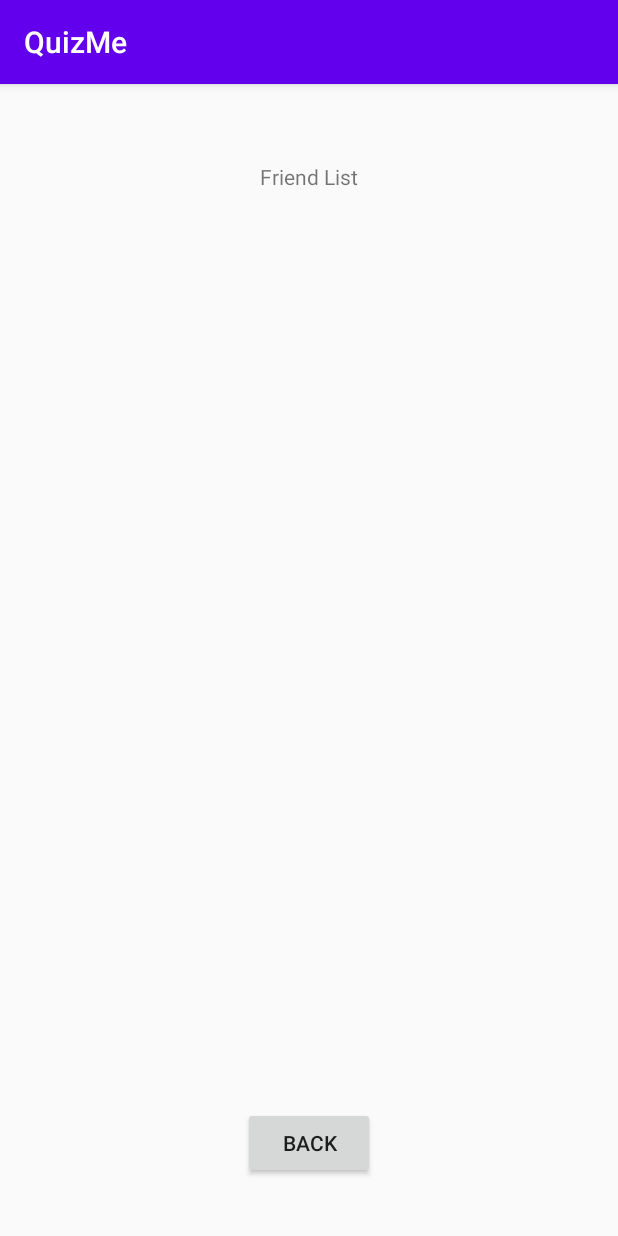
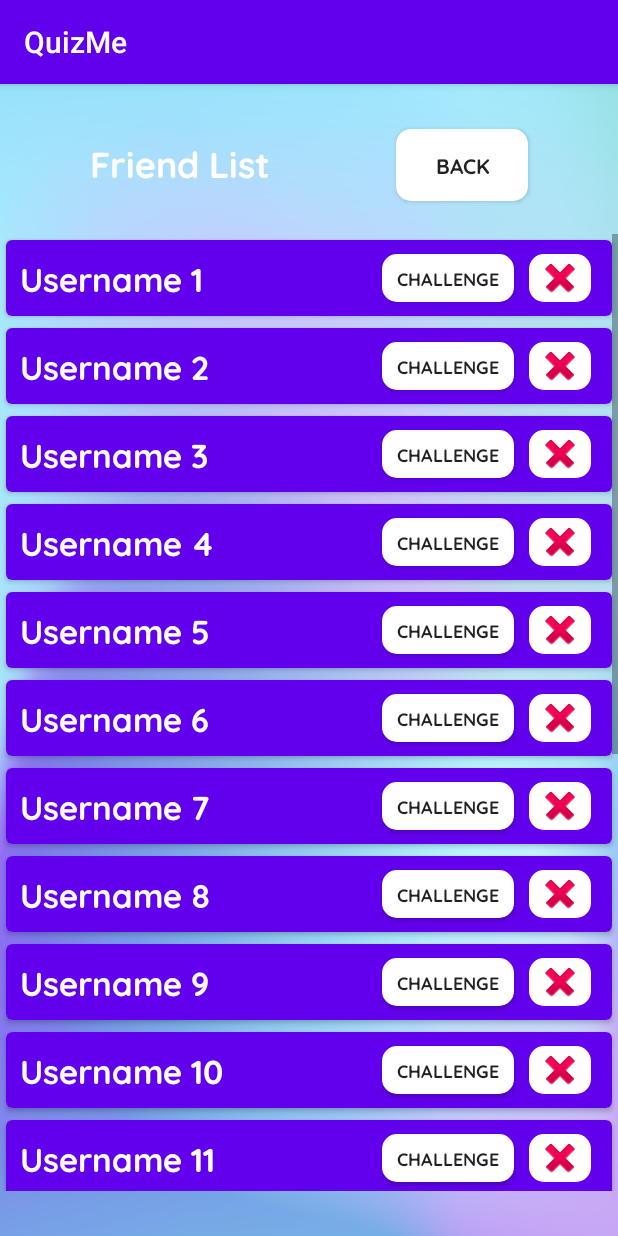
Before and after one commit to agustfridjons/QuizApp, an Android app: the FriendListActivity screen opened directly, with no data from a screen before it, on a phone screen of 412 x 824 dp. Run offline under Robolectric (Android 15) with nearby library versions, the phone set to English and light mode, and no system bars.

Commit message:
friendlist activity komið

```diff
--- /dev/null
+++ b/QuizMe/app/src/main/java/com/example/quizme/ui/Adapters/FriendListAdapter.java
@@ -0,0 +1,100 @@
+package com.example.quizme.ui.Adapters;
+
+import android.app.AlertDialog;
+import android.view.LayoutInflater;
+import android.view.View;
+import android.view.ViewGroup;
+import android.widget.*;
+
+import androidx.annotation.NonNull;
+import androidx.recyclerview.widget.RecyclerView;
+
+import com.example.quizme.R;
+import com.example.quizme.ui.FriendListActivity;
+import com.example.quizme.ui.items.FriendListItem;
+
+import java.util.ArrayList;
+
+// Adapter is used to connect the recycler view layout to the activity
+// A part of this code was found on the web
+public class FriendListAdapter extends RecyclerView.Adapter<FriendListAdapter.FriendListViewHolder> {
+    private ArrayList<FriendListItem> mFriendList;
+    private OnItemClickListener mListener;
+
+    // Used for event listeners evoked on the list
+    public interface OnItemClickListener {
+        void onItemClick(int position, boolean delete);
+    }
+
+    public void setOnItemClickListener(OnItemClickListener listener) {
+        mListener = listener;
+    }
+
+
+    public static class FriendListViewHolder extends RecyclerView.ViewHolder{
+        public ImageView mDeleteButton;
+        public TextView mUserName;
+        public Button mChallengeButton;
+
+        // View for the RecyclerView list
+        public FriendListViewHolder(View itemView, OnItemClickListener listener ){
+            super(itemView);
+            mDeleteButton = (ImageView) itemView.findViewById(R.id.delete);
+            mChallengeButton = (Button) itemView.findViewById(R.id.challenge_button);
+            mUserName = (TextView) itemView.findViewById(R.id.user_textView);
+
+            // If the challenge button is pressed we challenge a friend
+            mChallengeButton.setOnClickListener(new View.OnClickListener() {
+                @Override
+                public void onClick(View v) {
+                    if (listener != null){
+                        int position = getAdapterPosition();
+                        if(position != RecyclerView.NO_POSITION){
+                            listener.onItemClick(position, false);
+                        }
+                    }
+                }
+            });
+
+            // Delete button handler
+            mDeleteButton.setOnClickListener(new View.OnClickListener() {
+                @Override
+                public void onClick(View v) {
+                    if (listener != null){
+                        int position = getAdapterPosition();
+                        if(position != RecyclerView.NO_POSITION){
+                            //Sendi true inn í Activityið ef ýtt var á delete takkann
+                            listener.onItemClick(position, true);
+                        }
+                    }
+                }
+            });
+
+        }
+    }
+
+    // This was found on the web needed for connection between layouts
+    public FriendListAdapter(ArrayList<FriendListItem> friendList) {
+        mFriendList = friendList;
+    }
+
+    @NonNull
+    @Override
+    public FriendListViewHolder onCreateViewHolder(@NonNull ViewGroup parent, int viewType) {
+        View v = LayoutInflater.from(parent.getContext()).inflate(R.layout.friend_list_item, parent, false);
+        FriendListViewHolder evh = new FriendListViewHolder(v, mListener);
+        return evh;
+    }
+
+    @Override
+    public void onBindViewHolder(@NonNull FriendListViewHolder holder, int position) {
+        FriendListItem currentItem = mFriendList.get(position);
+
+        holder.mUserName.setText(currentItem.getFriendName());
+    }
+
+    @Override
+    public int getItemCount() {
+        return mFriendList.size();
+    }
+}
--- a/QuizMe/app/src/main/java/com/example/quizme/ui/FriendListActivity.java
+++ b/QuizMe/app/src/main/java/com/example/quizme/ui/FriendListActivity.java
@@ -1,16 +1,29 @@
 package com.example.quizme.ui;
 
 import androidx.appcompat.app.AppCompatActivity;
+import androidx.recyclerview.widget.LinearLayoutManager;
+import androidx.recyclerview.widget.RecyclerView;
 
+import android.app.AlertDialog;
+import android.content.DialogInterface;
 import android.os.Bundle;
 import android.view.View;
 import android.widget.Button;
 
 import com.example.quizme.R;
+import com.example.quizme.ui.Adapters.FriendListAdapter;
+import com.example.quizme.ui.items.FriendListItem;
+
+import java.util.ArrayList;
 
 public class FriendListActivity extends AppCompatActivity {
 
     private Button mBackButton;
+    private RecyclerView mFriendListView;
+    private FriendListAdapter mAdapter;
+    private RecyclerView.LayoutManager mLayoutManager;
+
+    private ArrayList<FriendListItem> mFriendList = new ArrayList<>();;
 
     @Override
     protected void onCreate(Bundle savedInstanceState) {
@@ -18,12 +31,74 @@ public class FriendListActivity extends AppCompatActivity {
         setContentView(R.layout.activity_friend_list);
 
         mBackButton = (Button) findViewById(R.id.back_button);
+        mFriendListView = (RecyclerView) findViewById(R.id.list_recycler_view);
+
+        //Placeholder data to display list
+        //TODO breyta í réttan vina lista
+        for (int i = 1; i <= 20; i++) {
+            mFriendList.add(new FriendListItem("Username " + i));
+        }
+
+        //Crate a RecyclerView list of CardView items with mFreindList data
+        createRecyclerViewList();
 
         mBackButton.setOnClickListener(new View.OnClickListener() {
             @Override
             public void onClick(View v) {
-                // TODO fara tilbaka á seinustu síðu
+                onBackPressed();
             }
         });
     }
+
+    private void deleteFriend(int position){
+        mFriendList.remove(position);
+        mAdapter.notifyItemRemoved(position);
+    }
+
+    private void createRecyclerViewList() {
+        mFriendListView.setHasFixedSize(true);
+        mLayoutManager = new LinearLayoutManager(this);
+        mAdapter = new FriendListAdapter(mFriendList);
+
+        mFriendListView.setLayoutManager(mLayoutManager);
+        mFriendListView.setAdapter(mAdapter);
+
+        //TODO klára
+        mAdapter.setOnItemClickListener(new FriendListAdapter.OnItemClickListener() {
+            @Override
+            public void onItemClick(int position, boolean delete) {
+                FriendListItem item = mFriendList.get(position);
+                if(delete){
+                    confirmationDialog(position);
+                }else{ //TODO challenge functionality
+                    item.setFriendName(item.getFriendName() + "X");
+                    mAdapter.notifyItemChanged(position);
+                }
+            }
+        });
+    }
+
+    private void confirmationDialog(int position){
+        AlertDialog.Builder builder = new AlertDialog.Builder(FriendListActivity.this);
+        builder.setTitle("Are you sure you want to delete \""+ mFriendList.get(position).getFriendName() +"\" from your friends list?").setCancelable(false);
+        builder.setPositiveButton("YES", new DialogInterface.OnClickListener() {
+
+            public void onClick(DialogInterface dialog, int which) {
+                // Delete name form friend list
+                deleteFriend(position);
+                dialog.dismiss();
+            }
+        });
+
+        builder.setNegativeButton("NO", new DialogInterface.OnClickListener() {
+
+            @Override
+            public void onClick(DialogInterface dialog, int which) {
+                // Do nothing
+                dialog.dismiss();
+            }
+        });
+        AlertDialog alert = builder.create();
+        alert.show();
+    }
 }
--- /dev/null
+++ b/QuizMe/app/src/main/java/com/example/quizme/ui/items/FriendListItem.java
@@ -0,0 +1,20 @@
+package com.example.quizme.ui.items;
+
+// This class is needed for the RecyclerView list
+// TODO mögilega bæta við?
+public class FriendListItem {
+    private String mFriendName;
+
+    public FriendListItem(String FriendName) {
+        mFriendName = FriendName;
+    }
+
+    public String getFriendName() {
+        return mFriendName;
+    }
+
+    public void setFriendName(String name) {
+        mFriendName = name;
+    }
+
+}
--- a/QuizMe/app/src/main/res/layout/activity_friend_list.xml
+++ b/QuizMe/app/src/main/res/layout/activity_friend_list.xml
@@ -1,40 +1,52 @@
 <?xml version="1.0" encoding="utf-8"?>
-<androidx.constraintlayout.widget.ConstraintLayout xmlns:android="http://schemas.android.com/apk/res/android"
+<RelativeLayout xmlns:android="http://schemas.android.com/apk/res/android"
     xmlns:app="http://schemas.android.com/apk/res-auto"
     xmlns:tools="http://schemas.android.com/tools"
     android:layout_width="match_parent"
     android:layout_height="match_parent"
+    android:background="@drawable/paleblue"
     tools:context=".ui.FriendListActivity">
 
+
     <androidx.recyclerview.widget.RecyclerView
-        android:id="@+id/recyclerView"
-        android:layout_width="186dp"
-        android:layout_height="520dp"
-        app:layout_constraintBottom_toBottomOf="parent"
+        android:id="@+id/list_recycler_view"
+        android:layout_width="wrap_content"
+        android:layout_height="wrap_content"
+        android:scrollbars="vertical"
         app:layout_constraintEnd_toEndOf="parent"
-        app:layout_constraintHorizontal_bias="0.497"
         app:layout_constraintStart_toStartOf="parent"
-        app:layout_constraintTop_toTopOf="parent"
-        app:layout_constraintVertical_bias="0.497"
-        tools:itemCount="20" />
+        android:layout_marginTop="100dp"
+        android:layout_marginBottom="30dp"/>
 
     <TextView
         android:id="@+id/Title"
         android:layout_width="wrap_content"
         android:layout_height="wrap_content"
+        android:layout_alignParentStart="true"
+        android:layout_alignParentTop="true"
+        android:layout_marginStart="60dp"
+        android:layout_marginTop="35dp"
+        android:fontFamily="@font/quicksand_bold"
         android:text="Friend List"
-        app:layout_constraintBottom_toTopOf="@+id/recyclerView"
-        app:layout_constraintEnd_toEndOf="parent"
+        android:textColor="#FFFFFF"
+        android:textSize="24sp"
+        app:layout_constraintBottom_toTopOf="@+id/list_recycler_view"
         app:layout_constraintStart_toStartOf="parent"
-        app:layout_constraintTop_toTopOf="parent" />
+        app:layout_constraintTop_toTopOf="parent"
+        app:layout_constraintVertical_bias="0.0" />
 
     <Button
         android:id="@+id/back_button"
         android:layout_width="wrap_content"
         android:layout_height="wrap_content"
+        android:layout_alignParentTop="true"
+        android:layout_alignParentEnd="true"
+        android:layout_marginTop="30dp"
+        android:layout_marginEnd="60dp"
+        android:background="@drawable/button_custom_white"
+        android:fontFamily="@font/quicksand_bold"
         android:text="Back"
-        app:layout_constraintBottom_toBottomOf="parent"
+        app:layout_constraintBottom_toTopOf="@+id/list_recycler_view"
         app:layout_constraintEnd_toEndOf="parent"
-        app:layout_constraintStart_toStartOf="parent"
-        app:layout_constraintTop_toBottomOf="@+id/recyclerView" />
-</androidx.constraintlayout.widget.ConstraintLayout>
+        app:layout_constraintTop_toTopOf="parent" />
+</RelativeLayout>
--- /dev/null
+++ b/QuizMe/app/src/main/res/layout/friend_list_item.xml
@@ -0,0 +1,57 @@
+<androidx.cardview.widget.CardView xmlns:android="http://schemas.android.com/apk/res/android"
+    xmlns:app="http://schemas.android.com/apk/res-auto"
+    android:layout_width="match_parent"
+    android:layout_height="wrap_content"
+    android:layout_margin="4dp"
+    app:cardCornerRadius="4dp">
+
+
+    <RelativeLayout
+        android:layout_width="match_parent"
+        android:layout_height="match_parent"
+        android:background="@color/colorPrimary"
+        android:padding="4dp">
+
+
+        <TextView
+            android:id="@+id/user_textView"
+            android:layout_width="wrap_content"
+            android:layout_height="wrap_content"
+            android:layout_margin="5dp"
+            android:layout_marginStart="5dp"
+            android:layout_marginTop="5dp"
+            android:layout_marginEnd="5dp"
+            android:layout_marginBottom="5dp"
+            android:fontFamily="@font/quicksand_bold"
+            android:text="Line long name 1"
+            android:textColor="#FFFFFF"
+            android:textSize="22sp" />
+
+        <Button
+            android:id="@+id/challenge_button"
+            android:layout_width="wrap_content"
+            android:layout_height="32dp"
+            android:layout_marginTop="5dp"
+            android:layout_marginEnd="10dp"
+            android:layout_marginBottom="5dp"
+            android:layout_toStartOf="@+id/delete"
+            android:background="@drawable/button_custom_white"
+            android:fontFamily="@font/quicksand_bold"
+            android:text="Challenge"
+            android:textSize="12sp" />
+
+        <ImageView
+            android:id="@+id/delete"
+            android:layout_width="41dp"
+            android:layout_height="wrap_content"
+            android:layout_alignParentEnd="true"
+            android:layout_marginTop="5dp"
+            android:layout_marginEnd="10dp"
+            android:layout_marginBottom="5dp"
+            android:background="@drawable/button_custom_white"
+            app:srcCompat="@android:drawable/ic_delete" />
+
+
+    </RelativeLayout>
+
+</androidx.cardview.widget.CardView>
--- a/QuizMe/build.gradle
+++ b/QuizMe/build.gradle
@@ -8,7 +8,7 @@ buildscript {
 
     }
     dependencies {
-        classpath 'com.android.tools.build:gradle:3.6.1'
+        classpath 'com.android.tools.build:gradle:3.6.2'
 
 
         // NOTE: Do not place your application dependencies here; they belong
```
